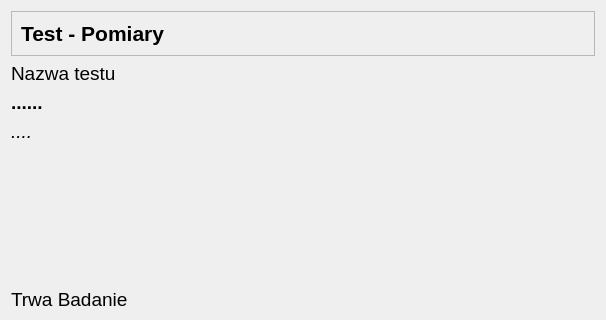
Qt form CzujkiLinioweApp/oknobadaniakata.ui (wiacekmarcin/CzujkiLiniowe) before a commit; both pictures show x 0 to 606 and y 0 to 320 of the 606 by 493 pixel window.
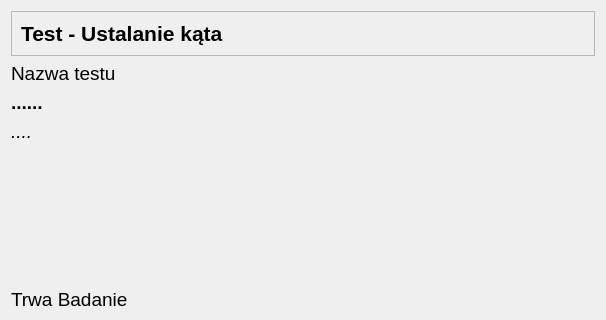
The same form after that commit.

```diff
--- a/CzujkiLinioweApp/oknobadaniakata.ui
+++ b/CzujkiLinioweApp/oknobadaniakata.ui
@@ -104,7 +104,7 @@
          </font>
         </property>
         <property name="text">
-         <string>Test - Pomiary</string>
+         <string>Test - Ustalanie kąta</string>
         </property>
        </widget>
       </item>
```
